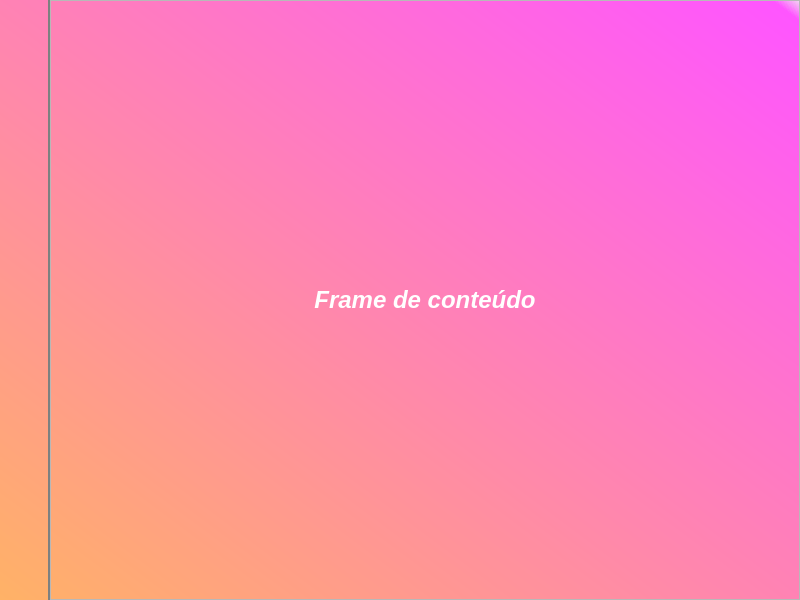
Above: animated_menu_ui.ui from luciano-zembruzki/Modern-Animated-Menu-PySide6-or-PyQt6 before the change. Below: the same form after it.
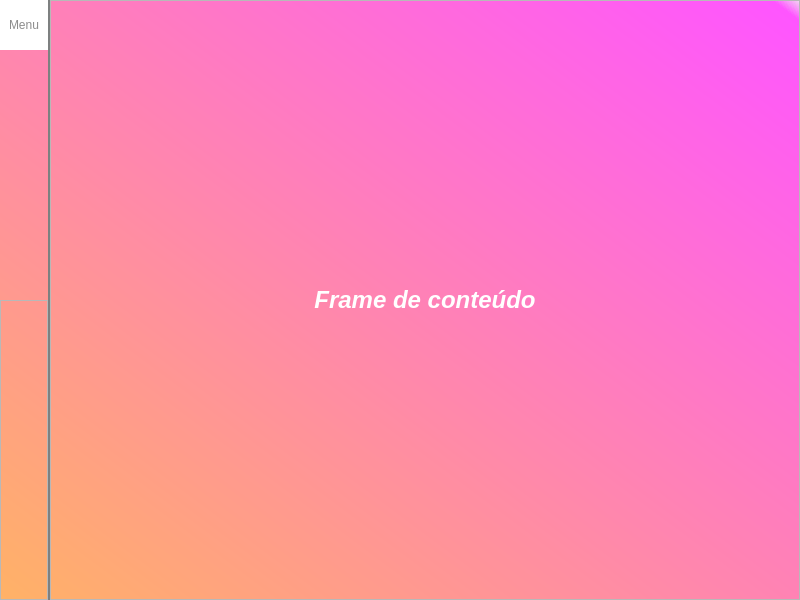
That is the form after the change.

The edit to the form file:
```diff
--- a/animated_menu_ui.ui
+++ b/animated_menu_ui.ui
@@ -23,6 +23,14 @@
 	border-right: 2px;
 	border-style: solid;
 	border-color: #7E8080;
+}
+
+QPushButton{
+	background-color: white;
+	border-right: 2px;
+	border-style: solid;
+	border-color: #7E8080;
+	color: rgb(140, 140, 140);
 }</string>
    </property>
    <layout class="QHBoxLayout" name="horizontalLayout">
@@ -58,6 +66,52 @@
       <property name="frameShadow">
        <enum>QFrame::Raised</enum>
       </property>
+      <layout class="QVBoxLayout" name="verticalLayout">
+       <property name="spacing">
+        <number>0</number>
+       </property>
+       <property name="leftMargin">
+        <number>0</number>
+       </property>
+       <property name="topMargin">
+        <number>0</number>
+       </property>
+       <property name="rightMargin">
+        <number>0</number>
+       </property>
+       <property name="bottomMargin">
+        <number>0</number>
+       </property>
+       <item alignment="Qt::AlignTop">
+        <widget class="QPushButton" name="pushButton">
+         <property name="minimumSize">
+          <size>
+           <width>50</width>
+           <height>50</height>
+          </size>
+         </property>
+         <property name="maximumSize">
+          <size>
+           <width>50</width>
+           <height>50</height>
+          </size>
+         </property>
+         <property name="text">
+          <string>Menu</string>
+         </property>
+        </widget>
+       </item>
+       <item>
+        <widget class="QFrame" name="frame">
+         <property name="frameShape">
+          <enum>QFrame::StyledPanel</enum>
+         </property>
+         <property name="frameShadow">
+          <enum>QFrame::Raised</enum>
+         </property>
+        </widget>
+       </item>
+      </layout>
      </widget>
     </item>
     <item>
```
